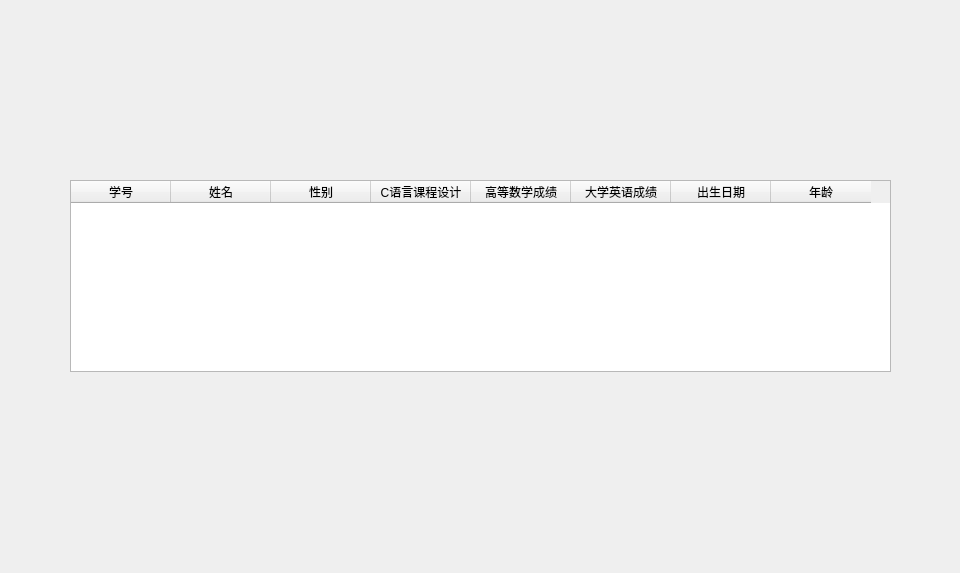
First picture: the form in GuiApplication/FormHomePage.ui, repository doublezhuang101/GuiApplication, before the edit.
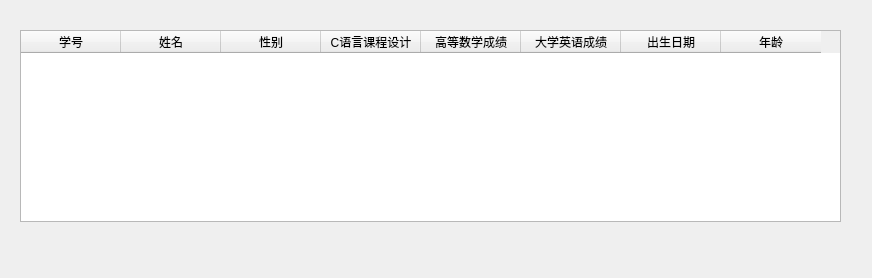
Second picture: the form after the edit.

```diff
--- a/GuiApplication/FormHomePage.ui
+++ b/GuiApplication/FormHomePage.ui
@@ -6,8 +6,8 @@
    <rect>
     <x>0</x>
     <y>0</y>
-    <width>960</width>
-    <height>573</height>
+    <width>872</width>
+    <height>278</height>
    </rect>
   </property>
   <property name="windowTitle">
@@ -16,8 +16,8 @@
   <widget class="QTableWidget" name="tableWidget">
    <property name="geometry">
     <rect>
-     <x>70</x>
-     <y>180</y>
+     <x>20</x>
+     <y>30</y>
      <width>821</width>
      <height>192</height>
     </rect>
```
